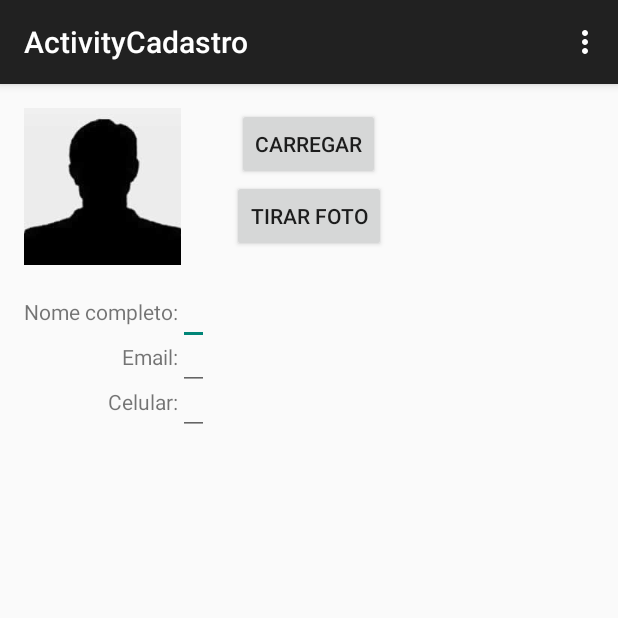
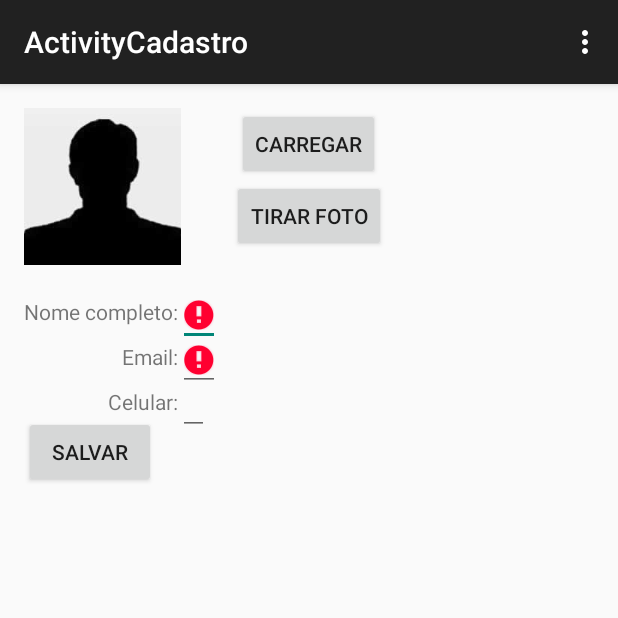
Before and after one commit to willgremio/trabAndroid, an Android app: the ActivityCadastro screen opened directly, with no data from a screen before it, in the options menu, after a tap on "Settings", on a phone screen of 412 x 824 dp, the top half of it. Run offline under Robolectric (Android 15) with nearby library versions, the phone set to English and light mode, and no system bars; our stand-ins replace Volley; network calls fail.

```diff
--- a/VivaUnisc/app/src/main/java/br/unisc/gabrielcalderaro/vivaunisc/ActivityCadastro.java
+++ b/VivaUnisc/app/src/main/java/br/unisc/gabrielcalderaro/vivaunisc/ActivityCadastro.java
@@ -7,14 +7,30 @@ import android.os.Environment;
 import android.provider.MediaStore;
 import android.support.v7.app.ActionBarActivity;
 import android.os.Bundle;
+import android.util.Log;
 import android.view.Menu;
 import android.view.MenuItem;
 import android.view.View;
+import android.widget.EditText;
 import android.widget.ImageView;
+import android.widget.TextView;
+import android.widget.Toast;
+
+import com.android.volley.Request;
+import com.android.volley.RequestQueue;
+import com.android.volley.Response;
+import com.android.volley.VolleyError;
+import com.android.volley.toolbox.JsonObjectRequest;
+import com.android.volley.toolbox.Volley;
+
+import org.json.JSONException;
+import org.json.JSONObject;
 
 import java.io.File;
 
 public class ActivityCadastro extends ActionBarActivity {
+
+    private EditText edTxtNome, edTxtEmail, edTxtCelular;
 
     @Override
     protected void onCreate(Bundle savedInstanceState) {
@@ -22,6 +38,10 @@ public class ActivityCadastro extends ActionBarActivity {
         setContentView(R.layout.activity_activity_cadastro);
         ImageView img = (ImageView) findViewById(R.id.fotoUser);
         img.setImageResource(R.drawable.semfoto);
+
+        edTxtNome = (EditText) findViewById(R.id.editTextNomeCompleto);
+        edTxtEmail = (EditText) findViewById(R.id.editTextEmail);
+        edTxtCelular = (EditText) findViewById(R.id.editTextCelular);
     }
 
     public void tiraFoto(View v){
@@ -39,6 +59,71 @@ public class ActivityCadastro extends ActionBarActivity {
                 ImageView imageView = (ImageView) findViewById(R.id.fotoUser);
                 imageView.setImageBitmap(img);
             }
+        }
+    }
+
+
+    public void salvarCadastro(View view){
+
+        String url = "http://vivaunisc.jossandro.com/estudante";
+
+        final JSONObject jsonBody = new JSONObject();
+
+
+        String nome = edTxtNome.getText().toString();
+        String email = edTxtEmail.getText().toString();
+        String celular = edTxtCelular.getText().toString();
+
+        boolean validacao = true;
+
+        if(nome == null || nome.equals("")){
+            validacao = false;
+            edTxtNome.setError(getString(R.string.error_valNome));
+        }
+
+        if(email == null || email.equals("")){
+            validacao = false;
+            edTxtEmail.setError(getString(R.string.error_valEmail));
+        }
+
+        if(validacao){
+            try{
+                jsonBody.put("nome", nome);
+                jsonBody.put("email", email);
+                jsonBody.put("celular", celular);
+                jsonBody.put("cidade", "");
+                jsonBody.put("id_oficina",9999);
+
+            } catch (JSONException e) {
+                e.printStackTrace();
+            }
+
+            JsonObjectRequest jsObjRequest = new JsonObjectRequest
+                    (Request.Method.POST, url, jsonBody, new Response.Listener<JSONObject>() {
+                        @Override
+                        public void onResponse(JSONObject response){
+
+                            String retorno = response.toString();
+                            char aux = retorno.charAt(11);
+                            Log.d("RQ", "Retornou do request! 11 " + aux);
+
+                            if (aux == '0') {
+                                Log.d("RQ", "Retornou do request! " + response.toString());
+                                Toast.makeText(getApplicationContext(), "Não foi possível cadastrar o estudante nesta oficina", Toast.LENGTH_LONG).show();
+                            }
+                        }
+
+                    }, new Response.ErrorListener() {
+                        @Override
+                        public void onErrorResponse(VolleyError error) {
+                            // TODO Auto-generated method stub
+                            Log.d("RQ","caiu no onErrorResponse");
+                            Log.d("RQ",error.toString());
+                        }
+                    });
+            RequestQueue queue = Volley.newRequestQueue(this);
+
+            queue.add(jsObjRequest);
         }
     }
 
--- a/VivaUnisc/app/src/main/res/layout/activity_activity_cadastro.xml
+++ b/VivaUnisc/app/src/main/res/layout/activity_activity_cadastro.xml
@@ -93,6 +93,14 @@
         android:layout_toRightOf="@+id/textViewEmail"
         android:layout_marginTop="130dp"/>
 
+    <Button
+        android:layout_width="wrap_content"
+        android:layout_height="wrap_content"
+        android:text="Salvar"
+        android:id="@+id/buttonSalvar"
+        android:layout_below="@+id/textViewCelular"
+        android:onClick="salvarCadastro"/>
+
 
 
 </RelativeLayout>
--- a/VivaUnisc/app/src/main/res/values/strings.xml
+++ b/VivaUnisc/app/src/main/res/values/strings.xml
@@ -8,6 +8,11 @@
     <string name="title_activity_activity_informacao_adcional">ActivityInformacaoAdcional</string>
     <string name="title_activity_activity_cadastro">ActivityCadastro</string>
     <string name="title_activity_list_item">list_item</string>
+
+    <!-- Validacaos -->
+    <string name="error_valNome">Nome obrigatório!</string>
+    <string name="error_valEmail">Email obrigatório!</string>
+
     <color name="black">#000000</color>
 
 </resources>
```
Also changed, not shown: 2 other files.
